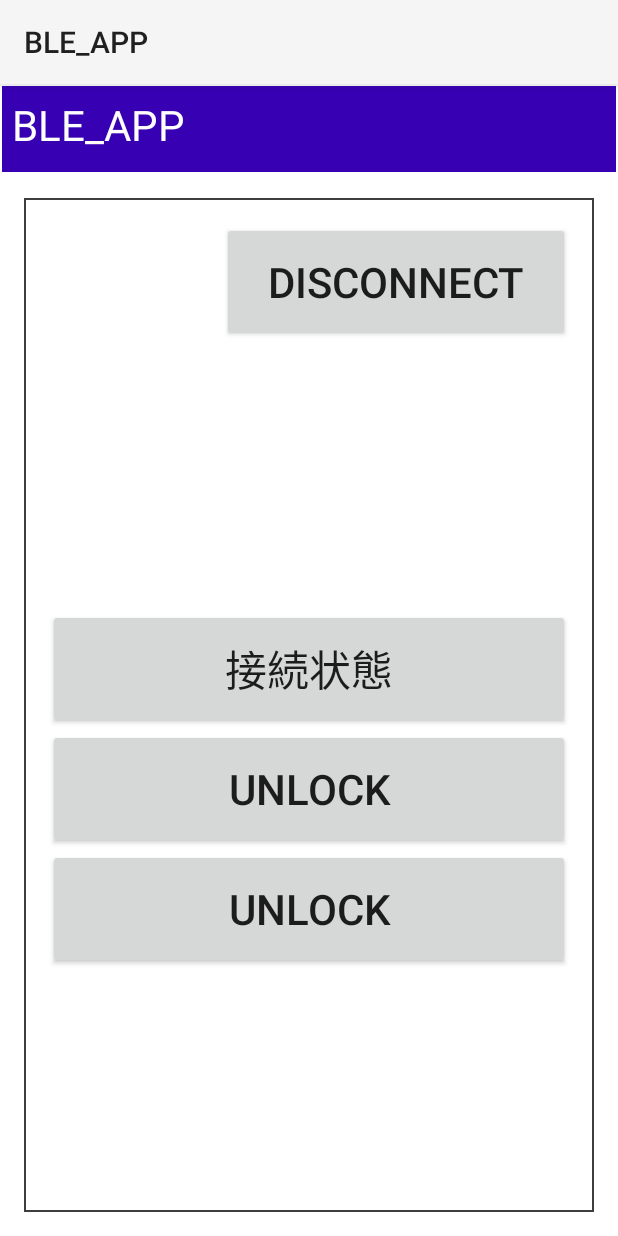
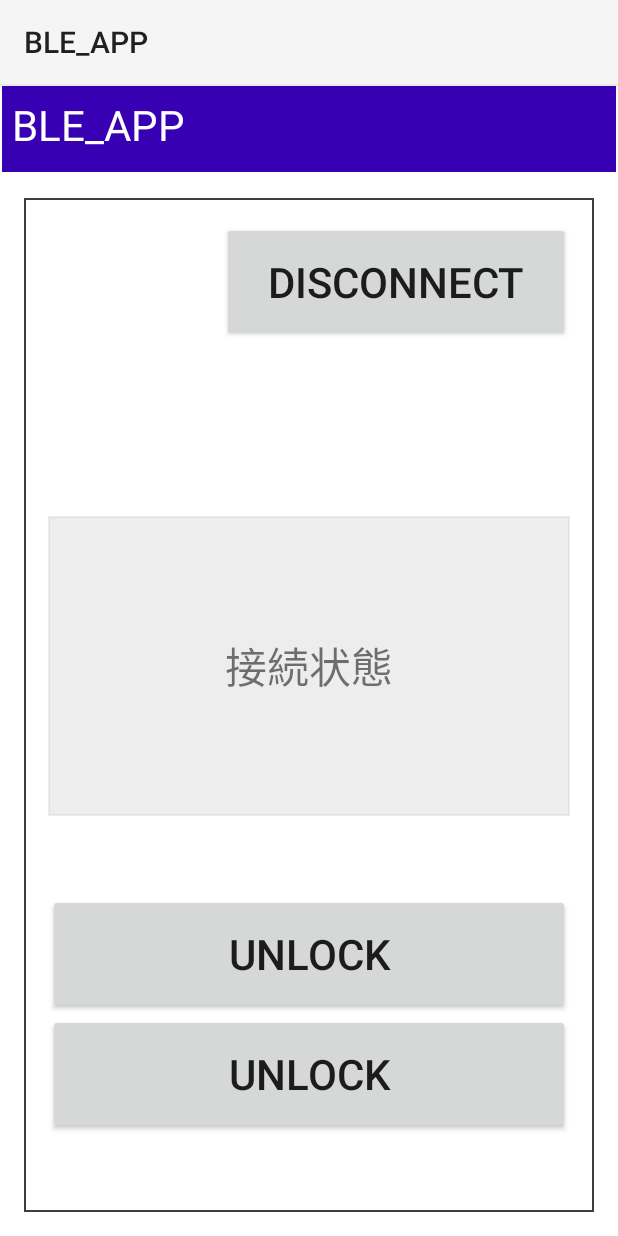
Before and after one commit to MyLV1701/BLE_Android_Java, an Android app: the DevicesInfoActivity screen opened directly, with no data from a screen before it, on a phone screen of 412 x 824 dp. Run offline under Robolectric (Android 15) with nearby library versions, the phone set to English and light mode, and no system bars; 1 statement that could not run was skipped.

Commit message:
作成した画面を調整している

```diff
--- a/app/src/main/java/com/example/ble/view/DevicesInfoActivity.java
+++ b/app/src/main/java/com/example/ble/view/DevicesInfoActivity.java
@@ -21,7 +21,7 @@ public class DevicesInfoActivity extends AppCompatActivity {
     final String DEVICES_INFO_LOCAL_BROADCAST = "devices-info-action-local-broadcast";
 
     Button btnDisconnect;
-    Button btnConnectStatus;
+    TextView txtConnectStatus;
     Button btnUnlock1;
     Button btnUnlock2;
     TextView txtTitle;
@@ -40,10 +40,10 @@ public class DevicesInfoActivity extends AppCompatActivity {
         String value = getIntent().getExtras().getString("id");
         txtTitle = findViewById(R.id.txt_title_detail);
         txtTitle.setText(value);
-        btnConnectStatus = findViewById(R.id.detail_info_connect_status);
-        btnConnectStatus.setOnClickListener(view -> {
-            //TODO: Them xu li khi bam nut 接続状態
-        });
+        txtConnectStatus = findViewById(R.id.detail_info_connect_status);
+//        txtConnectStatus.setOnClickListener(view -> {
+//            //TODO: Them xu li khi bam nut 接続状態
+//        });
 
         btnUnlock1 = findViewById(R.id.detail_info_unlock1);
         btnUnlock1.setOnClickListener(view -> {
--- /dev/null
+++ b/app/src/main/res/drawable/default_view_layout.xml
@@ -0,0 +1,8 @@
+<?xml version="1.0" encoding="utf-8"?>
+<shape xmlns:android="http://schemas.android.com/apk/res/android"
+    android:shape="rectangle">
+    <solid android:color="@color/view_effect" />
+    <stroke
+        android:width="1dp"
+        android:color="@color/view_effect" />
+</shape>
--- a/app/src/main/res/layout/activity_devices_info.xml
+++ b/app/src/main/res/layout/activity_devices_info.xml
@@ -15,9 +15,9 @@
         android:textColor="@color/white"
         android:background="@drawable/border_gray"
         android:textSize="@dimen/text_size"
-        android:paddingTop="8dp"
-        android:paddingBottom="8dp"
-        android:paddingStart="8dp"
+        android:paddingTop="@dimen/padding_size"
+        android:paddingBottom="@dimen/padding_size"
+        android:paddingStart="@dimen/padding_size"
         app:layout_constraintTop_toTopOf="parent" />
 
     <LinearLayout
@@ -58,27 +58,28 @@
                 android:text="DISCONNECT"
                 android:textSize="@dimen/text_size"/>
         </LinearLayout>
+        <TextView
+            android:id="@+id/detail_info_connect_status"
+            android:layout_width="match_parent"
+            android:layout_height="200dp"
+            android:text="接続状態"
+            android:textSize="@dimen/text_size"
+            android:gravity="center"
+            android:background="@drawable/default_view_layout"
+            android:layout_marginTop="100dp"
+            android:layout_marginStart="@dimen/margin_size"
+            android:layout_marginEnd="@dimen/margin_size"
+            app:layout_constraintTop_toBottomOf="@+id/main_container" />
 
         <LinearLayout
             android:id="@+id/info_container"
             android:layout_width="match_parent"
             android:layout_height="match_parent"
             android:gravity="center"
-            android:layout_marginTop="16dp"
-            android:layout_marginBottom="16dp"
-            android:layout_marginStart="16dp"
-            android:layout_marginEnd="16dp"
-            app:layout_constraintTop_toBottomOf="@+id/main_container"
+            android:layout_margin="@dimen/margin_size"
+            app:layout_constraintTop_toBottomOf="@+id/detail_info_connect_status"
             app:layout_constraintBottom_toBottomOf="parent"
             android:orientation="vertical">
-
-            <Button
-                android:id="@+id/detail_info_connect_status"
-                android:layout_width="match_parent"
-                android:layout_height="80dp"
-                android:text="接続状態"
-                android:textSize="@dimen/text_size"
-                app:layout_constraintTop_toTopOf="parent" />
 
             <Button
                 android:id="@+id/detail_info_unlock1"
--- a/app/src/main/res/layout/activity_devices_list.xml
+++ b/app/src/main/res/layout/activity_devices_list.xml
@@ -15,9 +15,9 @@
         android:textColor="@color/white"
         android:background="@drawable/border_gray"
         android:textSize="@dimen/text_size"
-        android:paddingTop="8dp"
-        android:paddingBottom="8dp"
-        android:paddingStart="8dp"
+        android:paddingTop="@dimen/padding_size"
+        android:paddingBottom="@dimen/padding_size"
+        android:paddingStart="@dimen/padding_size"
         app:layout_constraintTop_toTopOf="parent" />
 
     <androidx.recyclerview.widget.RecyclerView
@@ -25,8 +25,8 @@
         android:layout_width="match_parent"
         android:layout_height="match_parent"
         android:layout_marginTop="76dp"
-        android:layout_marginStart="16dp"
-        android:layout_marginEnd="16dp"
-        android:layout_marginBottom="16dp"/>
+        android:layout_marginStart="@dimen/margin_size"
+        android:layout_marginEnd="@dimen/margin_size"
+        android:layout_marginBottom="@dimen/margin_size"/>
 
 </androidx.constraintlayout.widget.ConstraintLayout>
--- a/app/src/main/res/values/colors.xml
+++ b/app/src/main/res/values/colors.xml
@@ -7,4 +7,6 @@
     <color name="teal_700">#FF018786</color>
     <color name="black">#FF000000</color>
     <color name="white">#FFFFFFFF</color>
+    <color name="view_effect">#3EB6B6B6</color>
+    <color name="view_default">#7C7C7C</color>
 </resources>
--- a/app/src/main/res/values/dimen.xml
+++ b/app/src/main/res/values/dimen.xml
@@ -1,4 +1,6 @@
 <?xml version="1.0" encoding="utf-8"?>
 <resources>
     <dimen name="text_size">28dp</dimen>
+    <dimen name="margin_size">16dp</dimen>
+    <dimen name="padding_size">8dp</dimen>
 </resources>
```
